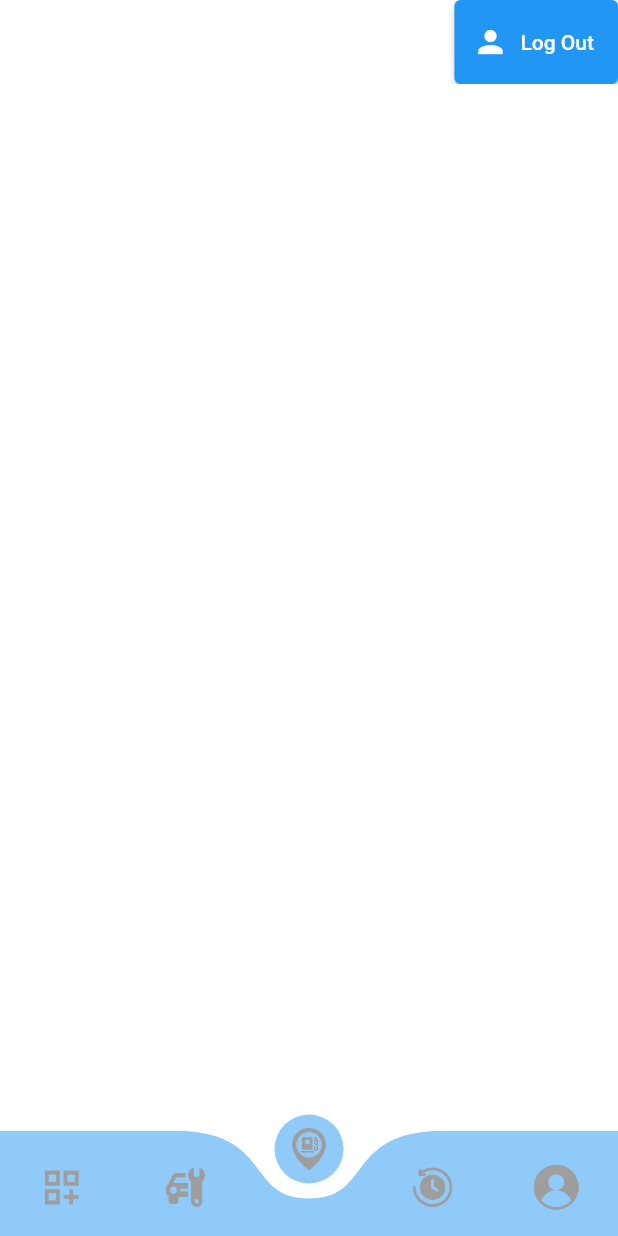
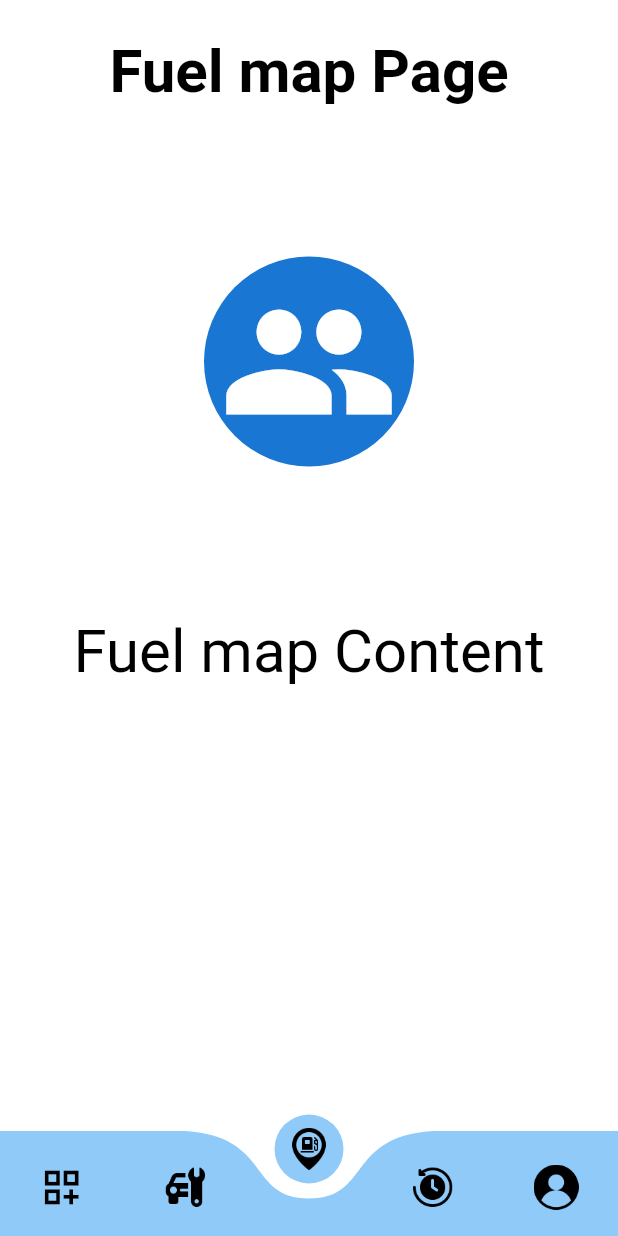
Before and after one commit to jabezj1/Motore, a Flutter app: the screen it shows once a user with an empty profile is signed in, item 3 of the bottom bar chosen, on a phone screen of 412 x 824 dp. Run offline on Flutter 3.47's test engine with Material 2 defaults, Android fonts, the phone set to English and light mode, and no system bars; drawn by our look-alikes of curved_navigation_bar; our stand-ins replace animated_splash_screen, firebase_auth, firebase_core, geolocator, google_maps_flutter, matcher; accounts and stored records are empty.

```diff
--- a/lib/navbar.dart
+++ b/lib/navbar.dart
@@ -5,6 +5,7 @@ import 'package:flutter/material.dart';
 import 'package:motore/pages/History.dart';
 import 'package:motore/pages/Fuel.dart';
 import 'package:motore/pages/Dashboard.dart';
+import 'package:motore/pages/search.dart';
 
 //Used a pub package called curved_navigtion_bar
 //Link: https://pub.dev/packages/curved_navigation_bar
@@ -31,7 +32,7 @@ class NavigationExample extends StatefulWidget {
 
 class _NavigationExampleState extends State<NavigationExample> {
   final items = const [
-    Icon(Icons.dashboard_customize_outlined, size: 30, color: Colors.grey),
+    Icon(Icons.dashboard_customize_outlined, size: 30, color: Colors.black),
 
     // Icon(
     //   Icons.directions_car,
@@ -41,25 +42,25 @@ class _NavigationExampleState extends State<NavigationExample> {
     ImageIcon(
       AssetImage("lib/icons/car-repair.png"),
       size: 30,
-      color: Colors.grey,
+      color: Colors.black,
     ),
     // Icon(Icons.history_outlined, size: 30, color: Colors.grey),
     ImageIcon(
       AssetImage("lib/icons/gas_station1.png"),
       size: 30,
-      color: Colors.grey,
+      color: Colors.black,
     ),
     // Icon(Icons.dashboard_customize_outlined, size: 30, color: Colors.grey),
     ImageIcon(
       AssetImage("lib/icons/history.png"),
       size: 30,
-      color: Colors.grey,
+      color: Colors.black,
     ),
     // Icon(Icons.person, size: 30, color: Colors.grey)
     ImageIcon(
       AssetImage("lib/icons/user.png"),
       size: 30,
-      color: Colors.grey,
+      color: Colors.black,
     )
   ];
 
--- a/lib/pages/Fuel.dart
+++ b/lib/pages/Fuel.dart
@@ -1,28 +1,135 @@
 import 'package:flutter/material.dart';
 import 'package:flutter/src/widgets/container.dart';
 import 'package:flutter/src/widgets/framework.dart';
+import 'package:google_maps_flutter/google_maps_flutter.dart';
 import 'package:motore/services/auth.dart';
 
 class Fuel extends StatelessWidget {
-  final AuthService _auth = AuthService();
+  const Fuel({Key? key}) : super(key: key);
 
   @override
   Widget build(BuildContext context) {
-    return Scaffold(
-      backgroundColor: Colors.white,
-      appBar: AppBar(
-        title: Text('Home Page'),
-        backgroundColor: Colors.transparent,
-        elevation: 0.0,
-        actions: <Widget>[
-          ElevatedButton.icon(
-              onPressed: () async {
-                await _auth.signOut();
-              },
-              icon: Icon(Icons.person),
-              label: Text('Log Out'))
+    return Padding(
+      padding: const EdgeInsets.all(24.0),
+      child: Column(
+        children: const [
+          Text(
+            'Fuel map Page',
+            style: TextStyle(
+                fontSize: 40, color: Colors.black, fontWeight: FontWeight.bold),
+          ),
+          SizedBox(
+            height: 100,
+          ),
+          CircleAvatar(
+            radius: 70,
+            child: Icon(Icons.people, size: 120),
+          ),
+          SizedBox(
+            height: 100,
+          ),
+          Text(
+            'Fuel map Content',
+            style: TextStyle(fontSize: 40, color: Colors.black),
+          ),
         ],
       ),
     );
   }
 }
+
+// class Fuel extends StatefulWidget {
+//   @override
+//   _FuelState createState() => _FuelState();
+// }
+
+// class _FuelState extends State<Fuel> {
+//   static const _intialCameraPosition =
+//       CameraPosition(target: LatLng(40.776676, -73.971321), zoom: 11.5);
+
+//   late GoogleMapController _googleMapController;
+//   late Marker _origin;
+//   late Marker _destination;
+
+//   // static const empty = null;
+
+//   @override
+//   void dispose() {
+//     _googleMapController.dispose();
+//     super.dispose();
+//   }
+
+//   @override
+//   Widget build(BuildContext context) {
+//     return Scaffold(
+//       body: GoogleMap(
+//         initialCameraPosition: _intialCameraPosition,
+//         zoomControlsEnabled: false,
+//         myLocationEnabled: false,
+//         onMapCreated: (controller) => _googleMapController = controller,
+//         markers: {
+//           if (_origin != null) _origin,
+//           if (_destination != null) _destination
+//         },
+//         onLongPress: _addMarker,
+//       ),
+//       floatingActionButton: FloatingActionButton(
+//         backgroundColor: Theme.of(context).primaryColor,
+//         foregroundColor: Colors.black,
+//         onPressed: () => _googleMapController.animateCamera(
+//           CameraUpdate.newCameraPosition(_intialCameraPosition),
+//         ),
+//         child: const Icon(Icons.center_focus_strong),
+//       ),
+//     );
+//   }
+
+//   void _addMarker(LatLng pos) {
+//     if (_origin == null || (_origin != null && _destination != null)) {
+//       setState(() {
+//         _origin = Marker(
+//           markerId: const MarkerId('origin'),
+//           infoWindow: const InfoWindow(title: 'Origin'),
+//           icon:
+//               BitmapDescriptor.defaultMarkerWithHue(BitmapDescriptor.hueGreen),
+//           position: pos,
+//         );
+//         //Reset destination
+//         // _destination = empty;
+//       });
+//     } else {
+//       setState(() {
+//         _origin = Marker(
+//           markerId: const MarkerId('destination'),
+//           infoWindow: const InfoWindow(title: 'Destination'),
+//           icon: BitmapDescriptor.defaultMarkerWithHue(BitmapDescriptor.hueBlue),
+//           position: pos,
+//         );
+//       });
+//     }
+//   }
+// }
+
+// class Fuel extends StatelessWidget {
+//   final AuthService _auth = AuthService();
+
+//   @override
+//   Widget build(BuildContext context) {
+//     return Scaffold(
+//       backgroundColor: Colors.white,
+//       appBar: AppBar(
+//         title: Text('Home Page'),
+//         backgroundColor: Colors.transparent,
+//         elevation: 0.0,
+//         actions: <Widget>[
+//           ElevatedButton.icon(
+//               onPressed: () async {
+//                 await _auth.signOut();
+//               },
+//               icon: Icon(Icons.person),
+//               label: Text('Log Out'))
+//         ],
+//       ),
+//     );
+//   }
+// }
```
Also changed, not shown: lib/pages/profile.dart (+0 -20 lines), lib/pages/search.dart (added, +32 -0 lines), lib/services/geolocator_service.dart (added, +10 -0 lines), pubspec.yaml (+8 -0 lines), pubspec.lock, 8 other files.
